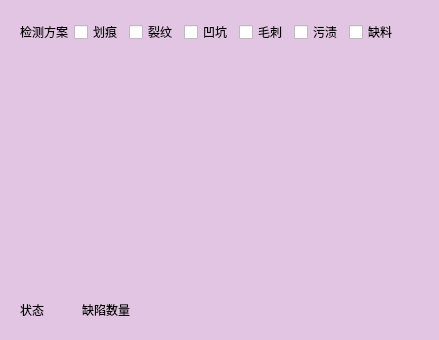
Qt form form.ui (misakip1/cv_Qt) before a commit.
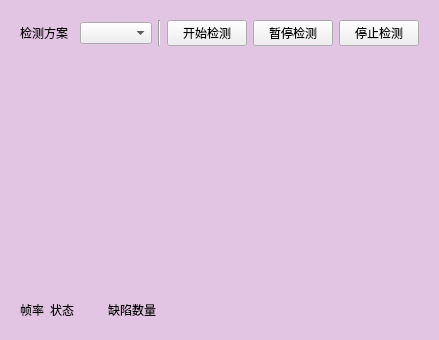
The same form after that commit. Custom widgets are drawn as their Qt base class.

What changed in the file:
```diff
--- a/form.ui
+++ b/form.ui
@@ -30,59 +30,35 @@
        </widget>
       </item>
       <item>
-       <widget class="QCheckBox" name="checkBox_6">
-        <property name="text">
-         <string>划痕</string>
-        </property>
-       </widget>
+       <widget class="MultiSelectComboBox" name="comboBox"/>
       </item>
       <item>
-       <widget class="QCheckBox" name="checkBox_5">
-        <property name="text">
-         <string>裂纹</string>
-        </property>
-       </widget>
-      </item>
-      <item>
-       <widget class="QCheckBox" name="checkBox_4">
-        <property name="text">
-         <string>凹坑</string>
-        </property>
-       </widget>
-      </item>
-      <item>
-       <widget class="QCheckBox" name="checkBox_3">
-        <property name="text">
-         <string>毛刺</string>
-        </property>
-       </widget>
-      </item>
-      <item>
-       <widget class="QCheckBox" name="checkBox">
-        <property name="text">
-         <string>污渍</string>
-        </property>
-       </widget>
-      </item>
-      <item>
-       <widget class="QCheckBox" name="checkBox_2">
-        <property name="text">
-         <string>缺料</string>
-        </property>
-       </widget>
-      </item>
-      <item>
-       <spacer name="horizontalSpacer_2">
+       <widget class="Line" name="line">
         <property name="orientation">
-         <enum>Qt::Orientation::Horizontal</enum>
+         <enum>Qt::Orientation::Vertical</enum>
         </property>
-        <property name="sizeHint" stdset="0">
-         <size>
-          <width>40</width>
-          <height>20</height>
-         </size>
+       </widget>
+      </item>
+      <item>
+       <widget class="QPushButton" name="pushButton">
+        <property name="text">
+         <string>开始检测</string>
         </property>
-       </spacer>
+       </widget>
+      </item>
+      <item>
+       <widget class="QPushButton" name="pushButton_2">
+        <property name="text">
+         <string>暂停检测</string>
+        </property>
+       </widget>
+      </item>
+      <item>
+       <widget class="QPushButton" name="pushButton_3">
+        <property name="text">
+         <string>停止检测</string>
+        </property>
+       </widget>
       </item>
      </layout>
     </widget>
@@ -121,7 +97,14 @@
    </item>
    <item>
     <widget class="QWidget" name="widget_4" native="true">
-     <layout class="QHBoxLayout" name="horizontalLayout" stretch="1,1,5">
+     <layout class="QHBoxLayout" name="horizontalLayout" stretch="0,1,1,5">
+      <item>
+       <widget class="QLabel" name="label_6">
+        <property name="text">
+         <string>帧率</string>
+        </property>
+       </widget>
+      </item>
       <item>
        <widget class="QLabel" name="label">
         <property name="text">
@@ -154,6 +137,13 @@
    </item>
   </layout>
  </widget>
+ <customwidgets>
+  <customwidget>
+   <class>MultiSelectComboBox</class>
+   <extends>QComboBox</extends>
+   <header location="global">multiselectcombobox.h</header>
+  </customwidget>
+ </customwidgets>
  <resources/>
  <connections/>
 </ui>
```
